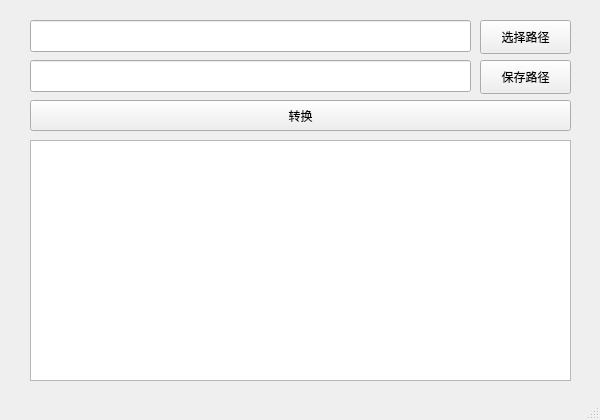
Qt form src/main.ui (nixgnauhcuy/WechatImgDatDecodeQt) before a commit.
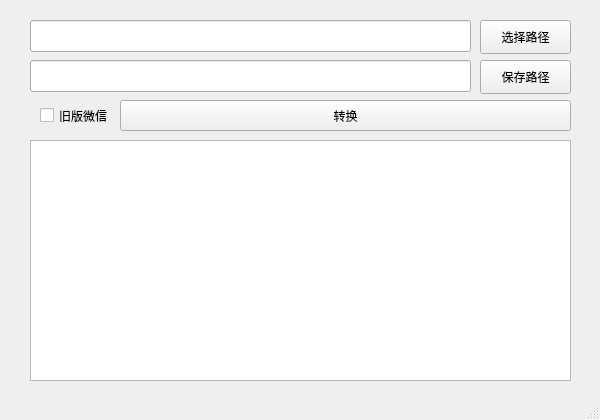
The same form after that commit.

Commit message: 增加旧版微信支持

```diff
--- a/src/main.ui
+++ b/src/main.ui
@@ -43,9 +43,9 @@
    <widget class="QPushButton" name="decodePushButton">
     <property name="geometry">
      <rect>
-      <x>30</x>
+      <x>120</x>
       <y>100</y>
-      <width>541</width>
+      <width>451</width>
       <height>31</height>
      </rect>
     </property>
@@ -89,6 +89,19 @@
      <string>保存路径</string>
     </property>
    </widget>
+   <widget class="QCheckBox" name="wechatVersionCheckBox">
+    <property name="geometry">
+     <rect>
+      <x>40</x>
+      <y>100</y>
+      <width>80</width>
+      <height>31</height>
+     </rect>
+    </property>
+    <property name="text">
+     <string>旧版微信</string>
+    </property>
+   </widget>
   </widget>
   <widget class="QStatusBar" name="statusBar"/>
  </widget>
```
The commit also changes 2 other files.
